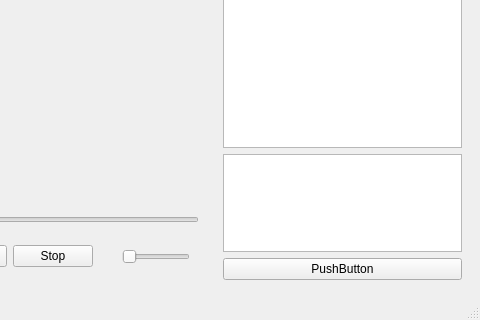
Qt form mainwindow.ui (noelmann/MedienprojektDream) before a commit; both pictures show x 320 to 800 and y 280 to 600 of the 800 by 600 pixel window.
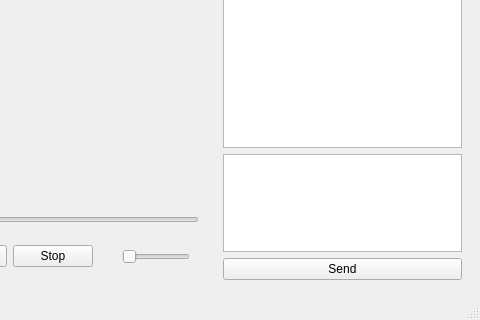
The same form after that commit.

What changed in the file:
```diff
--- a/mainwindow.ui
+++ b/mainwindow.ui
@@ -13,6 +13,9 @@
   <property name="windowTitle">
    <string>DreamExplainer</string>
   </property>
+  <property name="styleSheet">
+   <string notr="true"/>
+  </property>
   <widget class="QWidget" name="centralwidget">
    <layout class="QHBoxLayout" name="horizontalLayout" stretch="1,3,2">
     <item>
@@ -122,7 +125,7 @@
        <item>
         <widget class="QPushButton" name="sendButton">
          <property name="text">
-          <string>PushButton</string>
+          <string>Send</string>
          </property>
         </widget>
        </item>
```
